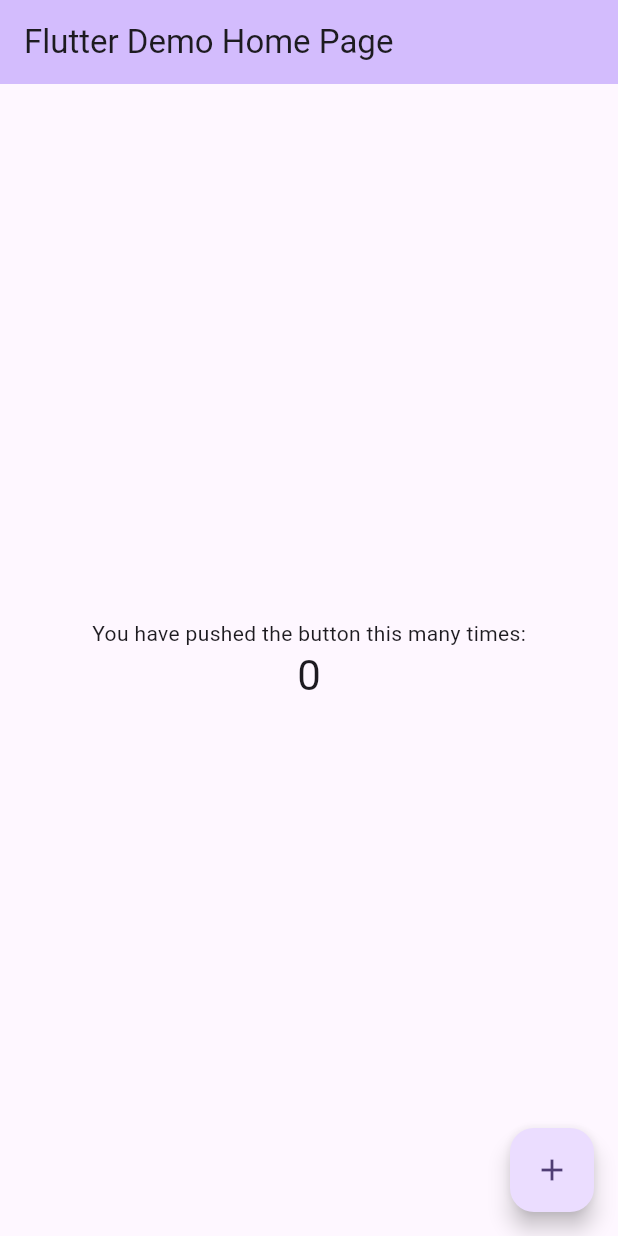
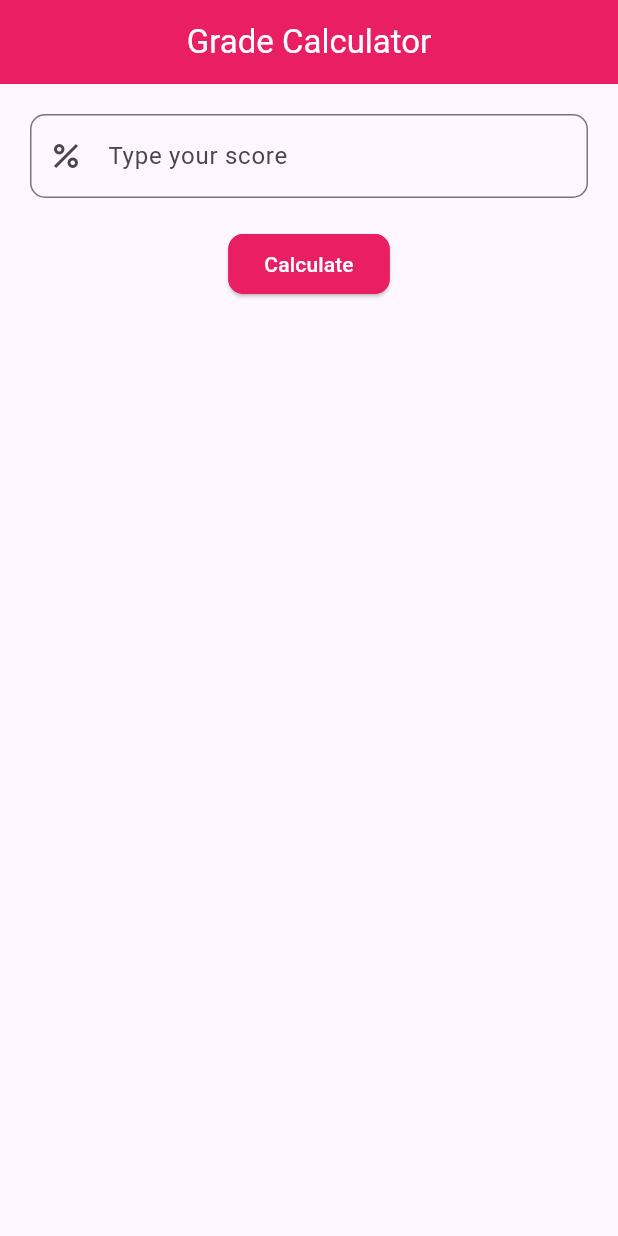
Before and after one commit to Khadeejahismaeil/grade_calc, a Flutter app: the screen it shows after launch, on a phone screen of 412 x 824 dp. Run offline on Flutter 3.47's test engine with Material 3 defaults, Android fonts, the phone set to English and light mode, and no system bars.

Commit message:
grade calculator app.  It defines a main function as the entry point and sets up a MyApp widget as the root of the application. The app uses a pink theme and sets the title to "Grade Calculator". The main screen (HomeScreen) allows users to enter their score in a text field. When they press the "Calculate" button, the calculateGrade function checks if a valid number was entered. If so, it calls the getGrade function to determine the letter grade based on the score. Finally, the calculated grade (or an error message) is displayed on the screen.

```diff
--- a/lib/main.dart
+++ b/lib/main.dart
@@ -1,125 +1,153 @@
 import 'package:flutter/material.dart';
 
+// Import the Flutter Material library
 void main() {
+  // Define the main function as the entry point for the application
   runApp(const MyApp());
+  // Run the app with the MyApp widget as the root widget
 }
 
 class MyApp extends StatelessWidget {
+// Create a StatelessWidget class named MyApp
   const MyApp({super.key});
+  // Define a constructor for MyApp
 
-  // This widget is the root of your application.
   @override
+  // Override the build method to define the widget tree
   Widget build(BuildContext context) {
+    // This widget sets the title and theme for the entire app
     return MaterialApp(
-      title: 'Flutter Demo',
+      debugShowCheckedModeBanner: false,
+      title: 'Grade Calculator', // Set the title of the app
       theme: ThemeData(
-        // This is the theme of your application.
-        //
-        // TRY THIS: Try running your application with "flutter run". You'll see
-        // the application has a purple toolbar. Then, without quitting the app,
-        // try changing the seedColor in the colorScheme below to Colors.green
-        // and then invoke "hot reload" (save your changes or press the "hot
-        // reload" button in a Flutter-supported IDE, or press "r" if you used
-        // the command line to start the app).
-        //
-        // Notice that the counter didn't reset back to zero; the application
-        // state is not lost during the reload. To reset the state, use hot
-        // restart instead.
-        //
-        // This works for code too, not just values: Most code changes can be
-        // tested with just a hot reload.
-        colorScheme: ColorScheme.fromSeed(seedColor: Colors.deepPurple),
-        useMaterial3: true,
+        // Define the theme for the app
+        // Here, we set the primarySwatch to pink
+        primarySwatch: Colors.pink,
       ),
-      home: const MyHomePage(title: 'Flutter Demo Home Page'),
-    );
+      home: const HomeScreen(),
+      // Set the home property to specify the initial screen of the app
+    ); // Use the HomeScreen as the initial screen
   }
 }
 
-class MyHomePage extends StatefulWidget {
-  const MyHomePage({super.key, required this.title});
-
-  // This widget is the home page of your application. It is stateful, meaning
-  // that it has a State object (defined below) that contains fields that affect
-  // how it looks.
-
-  // This class is the configuration for the state. It holds the values (in this
-  // case the title) provided by the parent (in this case the App widget) and
-  // used by the build method of the State. Fields in a Widget subclass are
-  // always marked "final".
-
-  final String title;
+class HomeScreen extends StatefulWidget {
+  // Create a StatefulWidget class named HomeScreen
+  const HomeScreen({super.key});
+  // Define a constructor for HomeScreen
 
   @override
-  State<MyHomePage> createState() => _MyHomePageState();
-}
+  State<HomeScreen> createState() => HomeScreenState();
+} // Override the createState method to create a State object
 
-class _MyHomePageState extends State<MyHomePage> {
-  int _counter = 0;
+class HomeScreenState extends State<HomeScreen> {
+  // Create a State class named HomeScreenState that manages the state of the HomeScreen widget
+  final TextEditingController scoreController = TextEditingController();
+  // Create a TextEditingController to manage the text input field
+  String result =
+      ''; // Define a String variable to store the calculated grade result
 
-  void _incrementCounter() {
-    setState(() {
-      // This call to setState tells the Flutter framework that something has
-      // changed in this State, which causes it to rerun the build method below
-      // so that the display can reflect the updated values. If we changed
-      // _counter without calling setState(), then the build method would not be
-      // called again, and so nothing would appear to happen.
-      _counter++;
-    });
-  }
+  @override
+  void dispose() {
+    scoreController.dispose(); // Dispose of the controller
+    super.dispose();
+  } // Dispose of the TextEditingController when the widget is no longer used
 
   @override
   Widget build(BuildContext context) {
-    // This method is rerun every time setState is called, for instance as done
-    // by the _incrementCounter method above.
-    //
-    // The Flutter framework has been optimized to make rerunning build methods
-    // fast, so that you can just rebuild anything that needs updating rather
-    // than having to individually change instances of widgets.
     return Scaffold(
+      // Return a Scaffold widget as the root of the UI
       appBar: AppBar(
-        // TRY THIS: Try changing the color here to a specific color (to
-        // Colors.amber, perhaps?) and trigger a hot reload to see the AppBar
-        // change color while the other colors stay the same.
-        backgroundColor: Theme.of(context).colorScheme.inversePrimary,
-        // Here we take the value from the MyHomePage object that was created by
-        // the App.build method, and use it to set our appbar title.
-        title: Text(widget.title),
+        title: const Text(
+          // title: const Text('Grade Calculator'),
+
+          'Grade Calculator',
+          style: TextStyle(
+            color: Colors.white, // Set text color to white
+          ),
+        ),
+        centerTitle: true, // Center the title
+        backgroundColor: Colors.pink, // Set background color to pink
       ),
-      body: Center(
-        // Center is a layout widget. It takes a single child and positions it
-        // in the middle of the parent.
-        child: Column(
-          // Column is also a layout widget. It takes a list of children and
-          // arranges them vertically. By default, it sizes itself to fit its
-          // children horizontally, and tries to be as tall as its parent.
-          //
-          // Column has various properties to control how it sizes itself and
-          // how it positions its children. Here we use mainAxisAlignment to
-          // center the children vertically; the main axis here is the vertical
-          // axis because Columns are vertical (the cross axis would be
-          // horizontal).
-          //
-          // TRY THIS: Invoke "debug painting" (choose the "Toggle Debug Paint"
-          // action in the IDE, or press "p" in the console), to see the
-          // wireframe for each widget.
-          mainAxisAlignment: MainAxisAlignment.center,
-          children: <Widget>[
-            const Text(
-              'You have pushed the button this many times:',
-            ),
-            Text(
-              '$_counter',
-              style: Theme.of(context).textTheme.headlineMedium,
-            ),
-          ],
+      body: SingleChildScrollView(
+        child: Padding(
+          padding: const EdgeInsets.all(20.0),
+          child: Column(
+            children: [
+              TextField(
+                controller: scoreController,
+                keyboardType: TextInputType.number,
+                decoration: InputDecoration(
+                  hintText: 'Type your score',
+                  prefixIcon: const Icon(Icons.percent),
+                  border: OutlineInputBorder(
+                    borderRadius: BorderRadius.circular(10),
+                  ),
+                ),
+              ),
+              const SizedBox(height: 20),
+              ElevatedButton(
+                onPressed: calculateGrade,
+                child: const Text('Calculate',
+                    style: TextStyle(color: Colors.white)),
+                style: ButtonStyle(
+                  backgroundColor: WidgetStateProperty.all<Color>(Colors.pink),
+                  shape: WidgetStateProperty.all<RoundedRectangleBorder>(
+                    RoundedRectangleBorder(
+                      borderRadius: BorderRadius.circular(10.0),
+                      side: BorderSide(
+                        color: Colors.pink,
+                      ),
+                    ),
+                  ),
+                ),
+              ),
+              const SizedBox(height: 40),
+              Text(
+                result,
+                style: const TextStyle(
+                  fontSize: 40,
+                  fontWeight: FontWeight.bold,
+                  color: Colors.pink,
+                ),
+              ),
+            ],
+          ),
         ),
       ),
-      floatingActionButton: FloatingActionButton(
-        onPressed: _incrementCounter,
-        tooltip: 'Increment',
-        child: const Icon(Icons.add),
-      ), // This trailing comma makes auto-formatting nicer for build methods.
     );
   }
+
+  void calculateGrade() {
+    if (scoreController.text.isNotEmpty) {
+      final scoreText = scoreController.text;
+      if (double.tryParse(scoreText) != null) {
+        final score = double.parse(scoreText);
+        setState(() {
+          result = getGrade(score);
+        });
+      } else {
+        setState(() {
+          result = 'Invalid Input';
+        });
+      }
+    } else {
+      setState(() {
+        result = 'Please enter a score';
+      });
+    }
+  }
+
+  String getGrade(double score) {
+    if (score >= 90) {
+      return 'A';
+    } else if (score >= 80) {
+      return 'B';
+    } else if (score >= 70) {
+      return 'C';
+    } else if (score >= 60) {
+      return 'D';
+    } else {
+      return 'F';
+    }
+  }
 }
```
